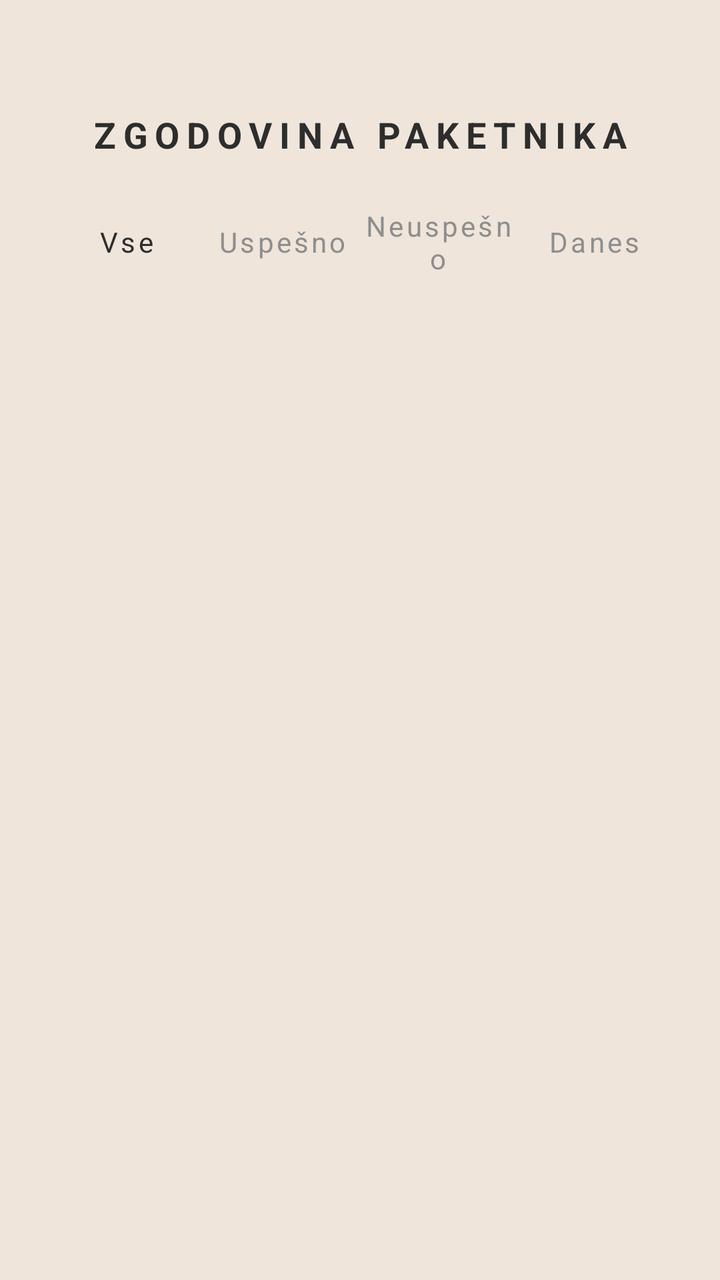
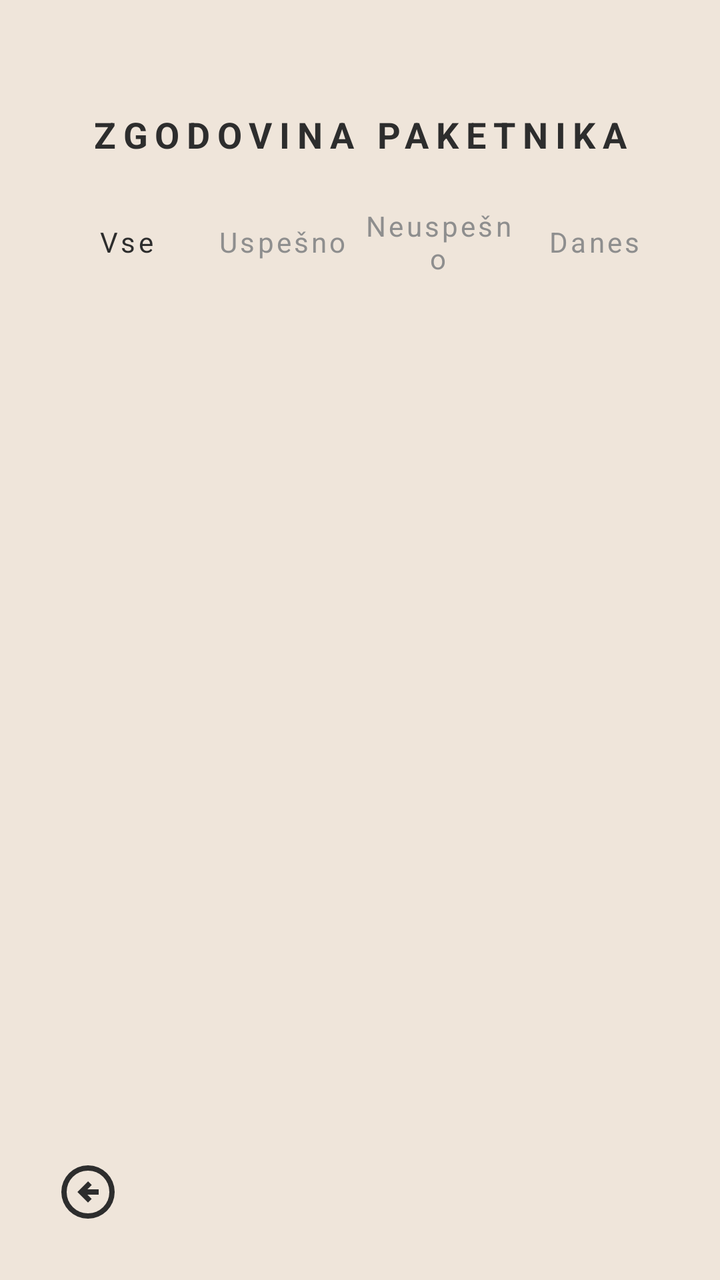

Two renders of the same Android screen: before a commit and after it. Below are the layout's source before the change and the commit's diff.
<!-- AndroidManifest.xml: application theme Theme.PametniPaketnik -->
<!-- res/layout/activity_history.xml -->
<?xml version="1.0" encoding="utf-8"?>
<androidx.constraintlayout.widget.ConstraintLayout xmlns:android="http://schemas.android.com/apk/res/android"
    xmlns:app="http://schemas.android.com/apk/res-auto"
    xmlns:tools="http://schemas.android.com/tools"
    android:id="@+id/main"
    android:layout_width="match_parent"
    android:layout_height="match_parent"
    android:background="@color/background"
    tools:context=".HistoryActivity">

    <LinearLayout
        android:layout_width="match_parent"
        android:layout_height="wrap_content"
        android:orientation="vertical"
        android:background="@color/background"
        android:paddingStart="24dp"
        android:paddingEnd="24dp"
        android:paddingTop="55dp">

        <TextView
            android:text="@string/zgodovina_paketnika"
            android:layout_width="match_parent"
            android:layout_height="wrap_content"
            android:textAlignment="center"
            android:textColor="@color/history_text_primary"
            android:textStyle="bold"
            android:letterSpacing="0.2"
            android:textSize="18sp" />

        <LinearLayout
            android:layout_width="match_parent"
            android:layout_height="wrap_content"
            android:orientation="horizontal"
            android:gravity="center"
            android:layout_marginTop="24dp"
            android:layout_marginBottom="22dp" >

            <TextView
                android:id="@+id/tabVse"
                android:text="@string/vse"
                android:layout_width="0dp"
                android:layout_weight="1"
                android:letterSpacing="0.1"
                android:layout_height="wrap_content"
                android:textColor="@color/history_text_primary"
                android:gravity="center" />

            <TextView
                android:id="@+id/tabUspesno"
                android:text="@string/uspesno"
                android:layout_width="0dp"
                android:layout_weight="1"
                android:letterSpacing="0.1"
                android:layout_height="wrap_content"
                android:textColor="@color/history_text_secondary"
                android:gravity="center" />

            <TextView
                android:id="@+id/tabNeuspesno"
                android:text="@string/neuspesno"
                android:layout_width="0dp"
                android:layout_weight="1"
                android:letterSpacing="0.1"
                android:layout_height="wrap_content"
                android:textColor="@color/history_text_secondary"
                android:gravity="center" />

            <TextView
                android:id="@+id/tabDanes"
                android:text="@string/danes"
                android:layout_width="0dp"
                android:layout_weight="1"
                android:letterSpacing="0.1"
                android:layout_height="wrap_content"
                android:textColor="@color/history_text_secondary"
                android:gravity="center" />
        </LinearLayout>

        <androidx.recyclerview.widget.RecyclerView
            android:id="@+id/recyclerViewHistory"
            android:layout_width="match_parent"
            android:layout_height="match_parent"
            />
    </LinearLayout>

</androidx.constraintlayout.widget.ConstraintLayout>
<!-- resources referenced by this layout -->
<resources>
  <color name="background">#EFE5DA</color>
  <color name="history_text_primary">#2D2D2D</color>
  <color name="history_text_secondary">#8E8E8E</color>
  <string name="danes">Danes</string>
  <string name="neuspesno">Neuspešno</string>
  <string name="uspesno">Uspešno</string>
  <string name="vse">Vse</string>
  <string name="zgodovina_paketnika">ZGODOVINA PAKETNIKA</string>
  <style name="Theme.PametniPaketnik" parent="Base.Theme.PametniPaketnik" />
  <style name="Base.Theme.PametniPaketnik" parent="Theme.MaterialComponents.Light.NoActionBar">
          <item name="colorPrimary">@color/history_text_primary</item>
          <item name="android:statusBarColor">@color/background</item>
          <item name="android:windowLightStatusBar">true</item> </style>
</resources>

<!-- the commit's change to res/layout/activity_history.xml (unified diff, before → after) -->
@@ -82,5 +82,18 @@
             android:layout_height="match_parent"
             />
     </LinearLayout>
-
+    <ImageButton
+        android:id="@+id/btnBack"
+        android:layout_width="56dp"
+        android:layout_height="56dp"
+        android:layout_marginStart="16dp"
+        android:layout_marginBottom="16dp"
+        android:background="?attr/selectableItemBackgroundBorderless"
+        android:contentDescription="@string/nazaj"
+        android:padding="12dp"
+        android:scaleType="fitCenter"
+        android:src="@drawable/ic_back_black"
+        app:layout_constraintBottom_toBottomOf="parent"
+        app:layout_constraintStart_toStartOf="parent"
+        app:tint="@color/history_text_primary" />
 </androidx.constraintlayout.widget.ConstraintLayout>
<!-- resource entries referenced after the edit -->
@@ -3,7 +3,14 @@
   <color name="background">#EFE5DA</color>
   <color name="history_text_primary">#2D2D2D</color>
   <color name="history_text_secondary">#8E8E8E</color>
+  <!-- drawable ic_back_black (drawable) -->
+  <vector xmlns:android="http://schemas.android.com/apk/res/android" android:autoMirrored="true" android:height="24dp" android:tint="#000000" android:viewportHeight="960" android:viewportWidth="960" android:width="24dp">
+        
+      <path android:fillColor="@android:color/white" android:pathData="M480,640L536,584L472,520L640,520L640,440L472,440L536,376L480,320L320,480L480,640ZM480,880Q397,880 324,848.5Q251,817 197,763Q143,709 111.5,636Q80,563 80,480Q80,397 111.5,324Q143,251 197,197Q251,143 324,111.5Q397,80 480,80Q563,80 636,111.5Q709,143 763,197Q817,251 848.5,324Q880,397 880,480Q880,563 848.5,636Q817,709 763,763Q709,817 636,848.5Q563,880 480,880ZM480,800Q614,800 707,707Q800,614 800,480Q800,346 707,253Q614,160 480,160Q346,160 253,253Q160,346 160,480Q160,614 253,707Q346,800 480,800ZM480,480Q480,480 480,480Q480,480 480,480Q480,480 480,480Q480,480 480,480Q480,480 480,480Q480,480 480,480Q480,480 480,480Q480,480 480,480Z"/>
+      
+  </vector>
   <string name="danes">Danes</string>
+  <string name="nazaj">Nazaj</string>
   <string name="neuspesno">Neuspešno</string>
   <string name="uspesno">Uspešno</string>
   <string name="vse">Vse</string>
